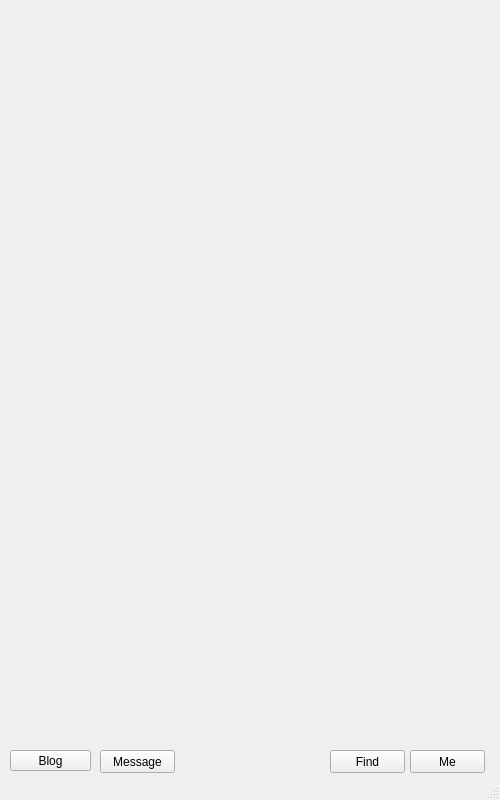
This is BLOG_WIN_CLIENT/mainwindow.ui in shughuangQQQ/BLOG as Qt 5 draws it before an edit. The edited form follows.
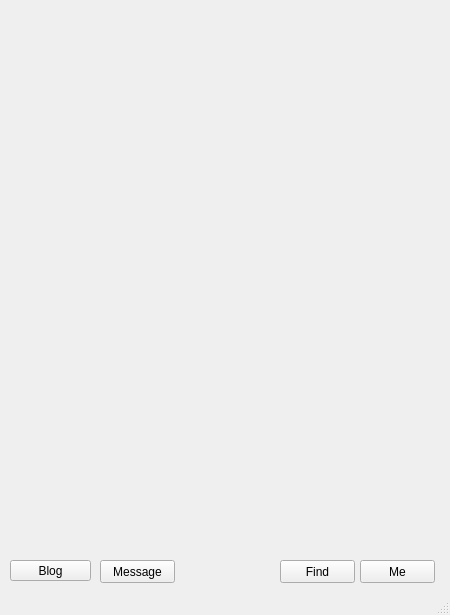
This is the edited form.

Patch:
```diff
--- a/BLOG_WIN_CLIENT/mainwindow.ui
+++ b/BLOG_WIN_CLIENT/mainwindow.ui
@@ -6,8 +6,8 @@
    <rect>
     <x>0</x>
     <y>0</y>
-    <width>500</width>
-    <height>800</height>
+    <width>450</width>
+    <height>615</height>
    </rect>
   </property>
   <property name="windowTitle">
@@ -21,7 +21,7 @@
     <property name="geometry">
      <rect>
       <x>10</x>
-      <y>750</y>
+      <y>560</y>
       <width>81</width>
       <height>21</height>
      </rect>
@@ -34,7 +34,7 @@
     <property name="geometry">
      <rect>
       <x>100</x>
-      <y>750</y>
+      <y>560</y>
       <width>75</width>
       <height>23</height>
      </rect>
@@ -46,8 +46,8 @@
    <widget class="QPushButton" name="pushButton_3">
     <property name="geometry">
      <rect>
-      <x>330</x>
-      <y>750</y>
+      <x>280</x>
+      <y>560</y>
       <width>75</width>
       <height>23</height>
      </rect>
@@ -59,8 +59,8 @@
    <widget class="QPushButton" name="pushButton_4">
     <property name="geometry">
      <rect>
-      <x>410</x>
-      <y>750</y>
+      <x>360</x>
+      <y>560</y>
       <width>75</width>
       <height>23</height>
      </rect>
```
